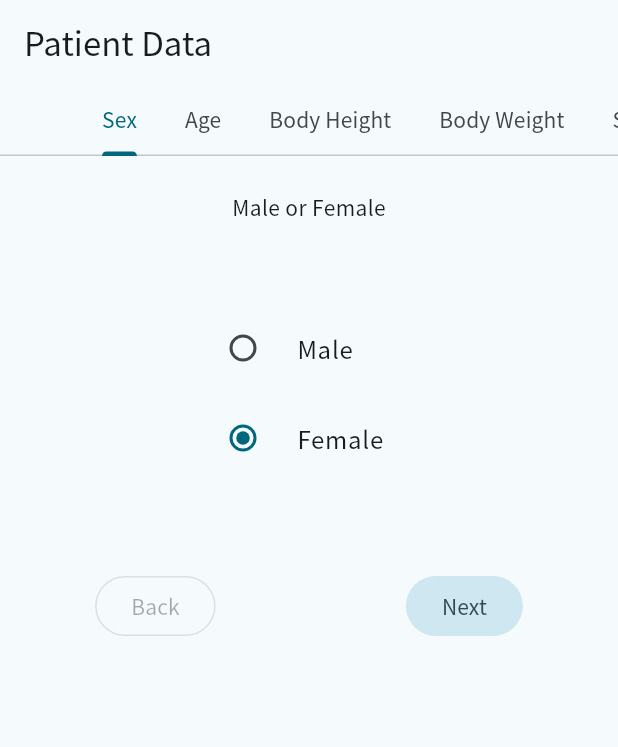
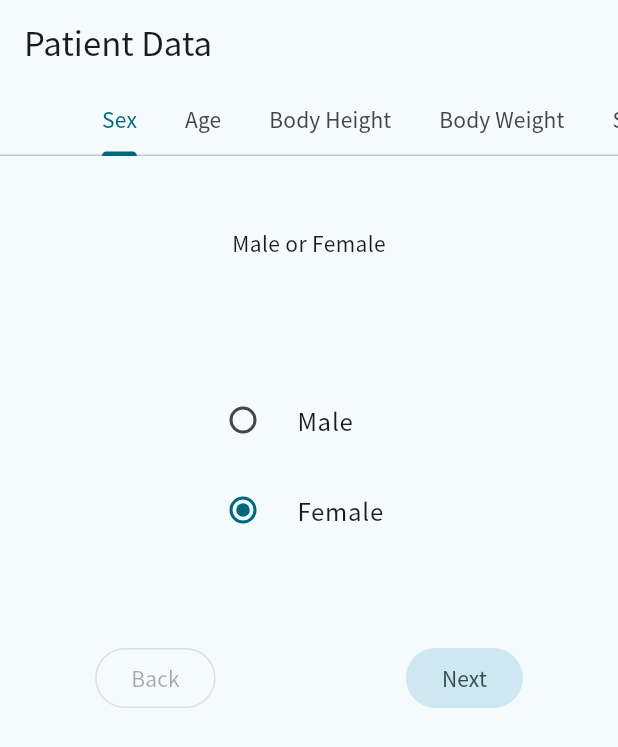
Before and after one commit to studiome/clti_risk, a Flutter app: the screen it shows after launch, on a phone screen of 412 x 824 dp. Shown: the top 747 px of the screen. Run offline on Flutter 3.47's test engine with Material 2 defaults, Android fonts, the phone set to English and light mode, and no system bars.

Commit message:
layout pading

```diff
--- a/lib/widgets/question_binder.dart
+++ b/lib/widgets/question_binder.dart
@@ -24,6 +24,7 @@ class QuestionBinder extends StatelessWidget {
     return DefaultTabController(
       length: _tabCount,
       child: Scaffold(
+        resizeToAvoidBottomInset: false,
         appBar: AppBar(
           title: Text(title),
           bottom: TabBar(
--- a/lib/widgets/question_page.dart
+++ b/lib/widgets/question_page.dart
@@ -29,7 +29,7 @@ class QuestionPage extends StatelessWidget {
         children: [
           Padding(
               padding:
-                  const EdgeInsets.symmetric(vertical: 24.0, horizontal: 16.0),
+                  const EdgeInsets.symmetric(vertical: 48.0, horizontal: 16.0),
               child: Text(subtitle)),
           Padding(
               padding: const EdgeInsets.symmetric(vertical: 24.0),
```
